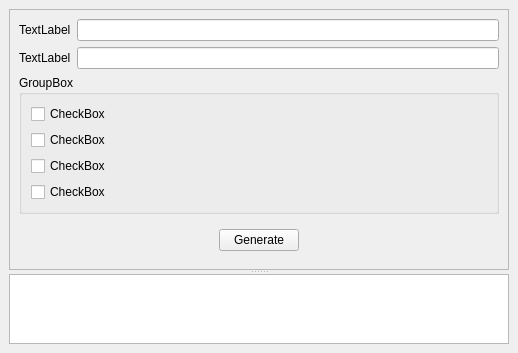
Old version of the form register_printer_gui/mainwindow.ui in the repository zhangyiant/RegisterPrinter.
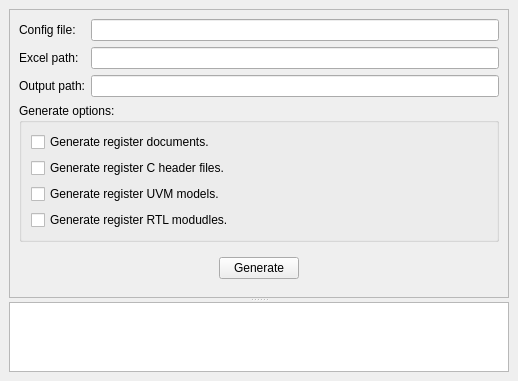
New version of the form.

Diff of the .ui file:
```diff
--- a/register_printer_gui/mainwindow.ui
+++ b/register_printer_gui/mainwindow.ui
@@ -33,63 +33,73 @@
        <layout class="QVBoxLayout" name="verticalLayout_2">
         <item>
          <layout class="QGridLayout" name="gridLayout">
-          <item row="0" column="0">
-           <widget class="QLabel" name="label">
-            <property name="text">
-             <string>TextLabel</string>
-            </property>
-           </widget>
-          </item>
-          <item row="0" column="1">
-           <widget class="QLineEdit" name="lineEdit"/>
-          </item>
-          <item row="1" column="0">
-           <widget class="QLabel" name="label_2">
-            <property name="text">
-             <string>TextLabel</string>
-            </property>
-           </widget>
-          </item>
           <item row="1" column="1">
            <widget class="QLineEdit" name="lineEdit_2"/>
           </item>
-          <item row="2" column="0" colspan="2">
+          <item row="3" column="0" colspan="2">
            <widget class="QGroupBox" name="groupBox">
             <property name="title">
-             <string>GroupBox</string>
+             <string>Generate options:</string>
             </property>
             <layout class="QVBoxLayout" name="verticalLayout_3">
              <item>
               <widget class="QCheckBox" name="checkBox_4">
                <property name="text">
-                <string>CheckBox</string>
+                <string>Generate register documents.</string>
                </property>
               </widget>
              </item>
              <item>
               <widget class="QCheckBox" name="checkBox_3">
                <property name="text">
-                <string>CheckBox</string>
+                <string>Generate register C header files.</string>
                </property>
               </widget>
              </item>
              <item>
               <widget class="QCheckBox" name="checkBox_2">
                <property name="text">
-                <string>CheckBox</string>
+                <string>Generate register UVM models.</string>
                </property>
               </widget>
              </item>
              <item>
               <widget class="QCheckBox" name="checkBox">
                <property name="text">
-                <string>CheckBox</string>
+                <string>Generate register RTL modudles.</string>
                </property>
               </widget>
              </item>
             </layout>
            </widget>
           </item>
+          <item row="0" column="0">
+           <widget class="QLabel" name="label">
+            <property name="text">
+             <string>Config file:</string>
+            </property>
+           </widget>
+          </item>
+          <item row="2" column="0">
+           <widget class="QLabel" name="label_3">
+            <property name="text">
+             <string>Output path:</string>
+            </property>
+           </widget>
+          </item>
+          <item row="1" column="0">
+           <widget class="QLabel" name="label_2">
+            <property name="text">
+             <string>Excel path:</string>
+            </property>
+           </widget>
+          </item>
+          <item row="0" column="1">
+           <widget class="QLineEdit" name="lineEdit"/>
+          </item>
+          <item row="2" column="1">
+           <widget class="QLineEdit" name="lineEdit_3"/>
+          </item>
          </layout>
         </item>
         <item>
@@ -119,7 +129,11 @@
         </item>
        </layout>
       </widget>
-      <widget class="QTextEdit" name="textEdit"/>
+      <widget class="QTextEdit" name="textEdit">
+       <property name="readOnly">
+        <bool>true</bool>
+       </property>
+      </widget>
      </widget>
     </item>
    </layout>
```
